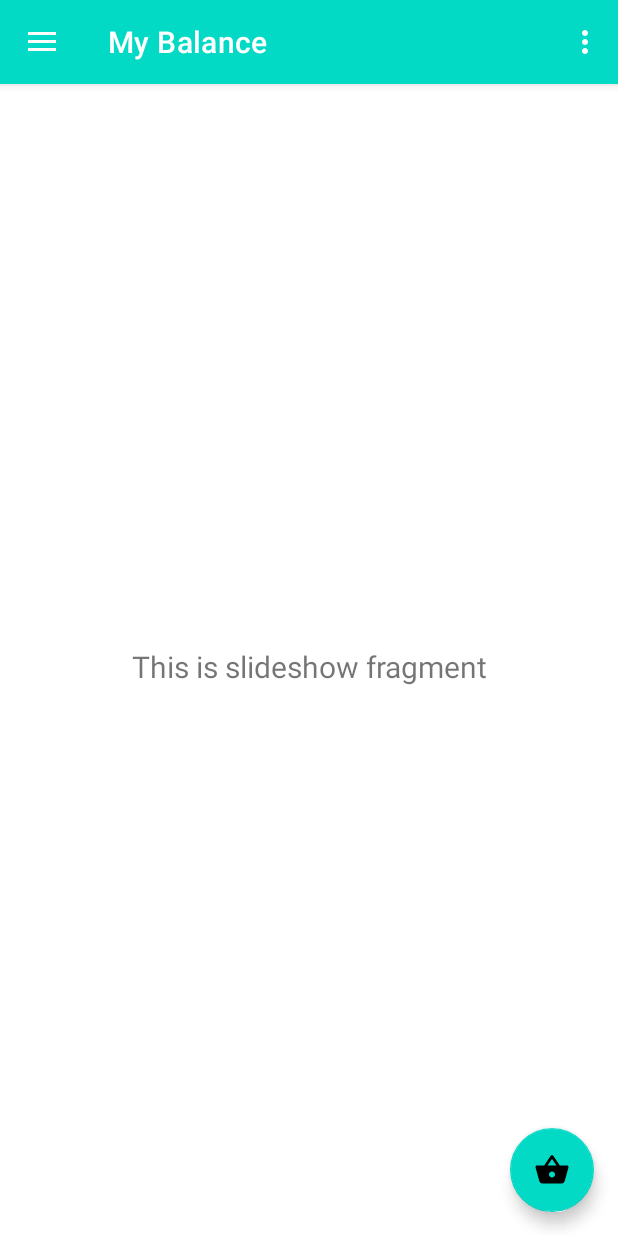
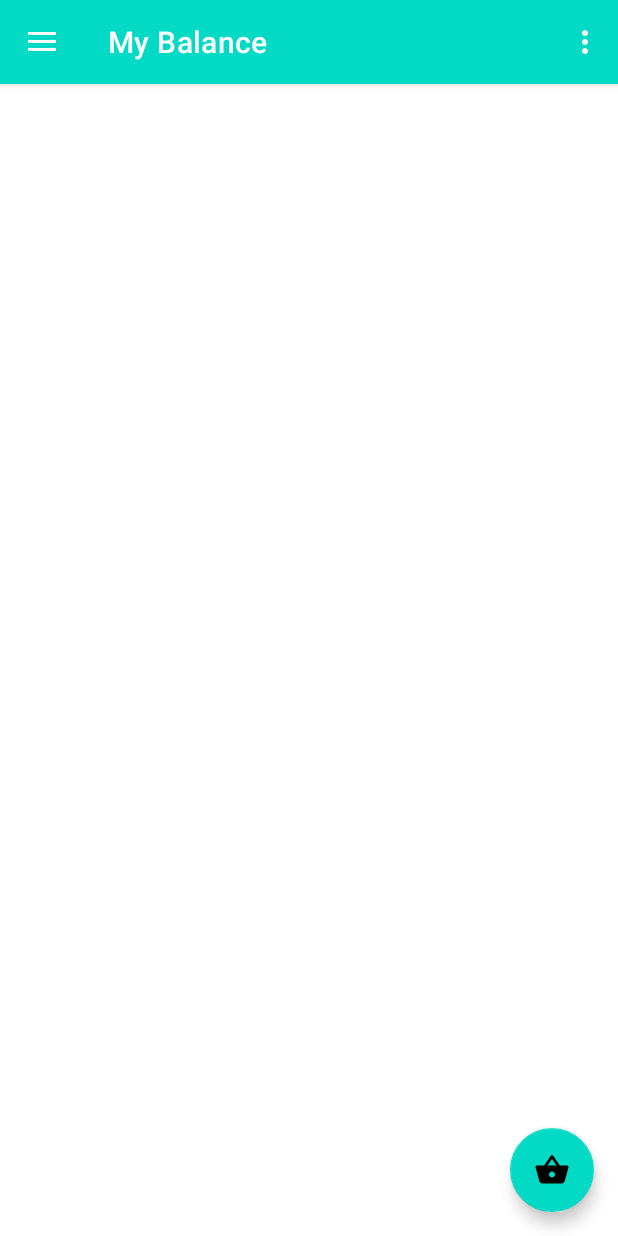
Before and after one commit to Xxuu9/Lab, an Android app: the screen it shows after launch (MainActivity), in the side drawer, after a tap on "My Balance", on a phone screen of 412 x 824 dp. Run offline under Robolectric (Android 15) with nearby library versions, the phone set to English and light mode, and no system bars; our stand-ins replace navigation-ui.

Commit message:
arrange layout

```diff
--- a/PizzaOrdering/app/src/main/java/com/example/pizzaordering/MainActivity.java
+++ b/PizzaOrdering/app/src/main/java/com/example/pizzaordering/MainActivity.java
@@ -86,4 +86,6 @@ public class MainActivity extends AppCompatActivity {
         Intent intent = new Intent(MainActivity.this, MenuActivity.class);
         startActivity(intent);
     }
+
+
 }
--- /dev/null
+++ b/PizzaOrdering/app/src/main/java/com/example/pizzaordering/ui/mybalance/MyBalanceFragment.java
@@ -0,0 +1,32 @@
+package com.example.pizzaordering.ui.mybalance;
+
+import android.os.Bundle;
+import android.view.LayoutInflater;
+import android.view.View;
+import android.view.ViewGroup;
+
+import androidx.annotation.NonNull;
+import androidx.fragment.app.Fragment;
+import androidx.lifecycle.ViewModelProvider;
+
+import com.example.pizzaordering.R;
+
+public class MyBalanceFragment extends Fragment {
+
+    private MyBalanceViewModel myBalanceViewModel;
+
+    public View onCreateView(@NonNull LayoutInflater inflater,
+                             ViewGroup container, Bundle savedInstanceState) {
+        myBalanceViewModel =
+                new ViewModelProvider(this).get(MyBalanceViewModel.class);
+        View root = inflater.inflate(R.layout.fragment_mybalance, container, false);
+//        final TextView textView = root.findViewById(R.id.text_slideshow);
+//        myBalanceViewModel.getText().observe(getViewLifecycleOwner(), new Observer<String>() {
+//            @Override
+//            public void onChanged(@Nullable String s) {
+//                textView.setText(s);
+//            }
+//        });
+        return root;
+    }
+}
--- a/PizzaOrdering/app/src/main/java/com/example/pizzaordering/ui/gallery/GalleryViewModel.java
+++ b/PizzaOrdering/app/src/main/java/com/example/pizzaordering/ui/mybalance/MyBalanceViewModel.java
@@ -1,16 +1,16 @@
-package com.example.pizzaordering.ui.gallery;
+package com.example.pizzaordering.ui.mybalance;
 
 import androidx.lifecycle.LiveData;
 import androidx.lifecycle.MutableLiveData;
 import androidx.lifecycle.ViewModel;
 
-public class GalleryViewModel extends ViewModel {
+public class MyBalanceViewModel extends ViewModel {
 
     private MutableLiveData<String> mText;
 
-    public GalleryViewModel() {
+    public MyBalanceViewModel() {
         mText = new MutableLiveData<>();
-        mText.setValue("This is gallery fragment");
+//        mText.setValue("This is mybalance fragment");
     }
 
     public LiveData<String> getText() {
--- a/PizzaOrdering/app/src/main/java/com/example/pizzaordering/ui/slideshow/SlideshowViewModel.java
+++ b/PizzaOrdering/app/src/main/java/com/example/pizzaordering/ui/orderinghistory/OrderingHistoryViewModel.java
@@ -1,16 +1,16 @@
-package com.example.pizzaordering.ui.slideshow;
+package com.example.pizzaordering.ui.orderinghistory;
 
 import androidx.lifecycle.LiveData;
 import androidx.lifecycle.MutableLiveData;
 import androidx.lifecycle.ViewModel;
 
-public class SlideshowViewModel extends ViewModel {
+public class OrderingHistoryViewModel extends ViewModel {
 
     private MutableLiveData<String> mText;
 
-    public SlideshowViewModel() {
+    public OrderingHistoryViewModel() {
         mText = new MutableLiveData<>();
-        mText.setValue("This is slideshow fragment");
+//        mText.setValue("This is orderinghistory fragment");
     }
 
     public LiveData<String> getText() {
--- a/PizzaOrdering/app/src/main/java/com/example/pizzaordering/ui/slideshow/SlideshowFragment.java
+++ /dev/null
@@ -1,35 +0,0 @@
-package com.example.pizzaordering.ui.slideshow;
-
-import android.os.Bundle;
-import android.view.LayoutInflater;
-import android.view.View;
-import android.view.ViewGroup;
-import android.widget.TextView;
-
-import androidx.annotation.NonNull;
-import androidx.annotation.Nullable;
-import androidx.fragment.app.Fragment;
-import androidx.lifecycle.Observer;
-import androidx.lifecycle.ViewModelProvider;
-
-import com.example.pizzaordering.R;
-
-public class SlideshowFragment extends Fragment {
-
-    private SlideshowViewModel slideshowViewModel;
-
-    public View onCreateView(@NonNull LayoutInflater inflater,
-                             ViewGroup container, Bundle savedInstanceState) {
-        slideshowViewModel =
-                new ViewModelProvider(this).get(SlideshowViewModel.class);
-        View root = inflater.inflate(R.layout.fragment_mybalance, container, false);
-        final TextView textView = root.findViewById(R.id.text_slideshow);
-        slideshowViewModel.getText().observe(getViewLifecycleOwner(), new Observer<String>() {
-            @Override
-            public void onChanged(@Nullable String s) {
-                textView.setText(s);
-            }
-        });
-        return root;
-    }
-}
--- a/PizzaOrdering/app/src/main/res/layout/fragment_home.xml
+++ b/PizzaOrdering/app/src/main/res/layout/fragment_home.xml
@@ -8,17 +8,17 @@
     tools:context=".ui.home.HomeFragment">
 
 
-
     <Button
         android:id="@+id/bt_beginOrder"
-        android:onClick="beginOrder"
         android:layout_width="wrap_content"
         android:layout_height="wrap_content"
+        android:onClick="beginOrder"
         android:text="@string/button_beginOrder"
         app:layout_constraintBottom_toBottomOf="parent"
         app:layout_constraintEnd_toEndOf="parent"
+        app:layout_constraintHorizontal_bias="0.498"
         app:layout_constraintStart_toStartOf="parent"
         app:layout_constraintTop_toTopOf="parent"
-        app:layout_constraintVertical_bias="0.885" />
+        app:layout_constraintVertical_bias="0.923" />
 
 </androidx.constraintlayout.widget.ConstraintLayout>
--- a/PizzaOrdering/app/src/main/res/layout/fragment_mybalance.xml
+++ b/PizzaOrdering/app/src/main/res/layout/fragment_mybalance.xml
@@ -4,21 +4,8 @@
     xmlns:tools="http://schemas.android.com/tools"
     android:layout_width="match_parent"
     android:layout_height="match_parent"
-    tools:context=".ui.slideshow.SlideshowFragment">
+    tools:context=".ui.mybalance.MyBalanceFragment">
 
-    <TextView
-        android:id="@+id/text_slideshow"
-        android:layout_width="match_parent"
-        android:layout_height="wrap_content"
-        android:layout_marginStart="8dp"
-        android:layout_marginTop="8dp"
-        android:layout_marginEnd="8dp"
-        android:textAlignment="center"
-        android:textSize="20sp"
-        app:layout_constraintBottom_toBottomOf="parent"
-        app:layout_constraintEnd_toEndOf="parent"
-        app:layout_constraintStart_toStartOf="parent"
-        app:layout_constraintTop_toTopOf="parent" />
 
 
 </androidx.constraintlayout.widget.ConstraintLayout>
--- a/PizzaOrdering/app/src/main/res/menu/activity_main_drawer.xml
+++ b/PizzaOrdering/app/src/main/res/menu/activity_main_drawer.xml
@@ -6,8 +6,12 @@
     <group android:checkableBehavior="single">
         <item
             android:id="@+id/nav_home"
+            android:icon="@drawable/welcomepage"
+            android:title="@string/menu_home" />
+        <item
+            android:id="@+id/nav_menu"
             android:icon="@drawable/ic_baseline_local_pizza_24"
-            android:title="@string/menu_home" />
+            android:title="@string/menu_menu" />
         <item
             android:id="@+id/nav_gallery"
             android:icon="@drawable/ic_baseline_history_24"
--- a/PizzaOrdering/app/src/main/res/navigation/mobile_navigation.xml
+++ b/PizzaOrdering/app/src/main/res/navigation/mobile_navigation.xml
@@ -19,13 +19,13 @@
 
     <fragment
         android:id="@+id/nav_gallery"
-        android:name="com.example.pizzaordering.ui.gallery.GalleryFragment"
+        android:name="com.example.pizzaordering.ui.orderinghistory.OrderingHistoryFragment"
         android:label="@string/menu_gallery"
         tools:layout="@layout/fragment_orderinghistory" />
 
     <fragment
         android:id="@+id/nav_slideshow"
-        android:name="com.example.pizzaordering.ui.slideshow.SlideshowFragment"
+        android:name="com.example.pizzaordering.ui.mybalance.MyBalanceFragment"
         android:label="@string/menu_slideshow"
         tools:layout="@layout/fragment_mybalance" />
 
```
Also changed, not shown: PizzaOrdering/app/src/main/java/com/example/pizzaordering/MenuActivity.java (+8 -0 lines), PizzaOrdering/app/src/main/java/com/example/pizzaordering/ui/gallery/GalleryFragment.java (deleted, +0 -35 lines), PizzaOrdering/app/src/main/java/com/example/pizzaordering/ui/orderinghistory/OrderingHistoryFragment.java (added, +32 -0 lines), PizzaOrdering/app/src/main/res/layout/fragment_orderinghistory.xml (+2 -14 lines).
